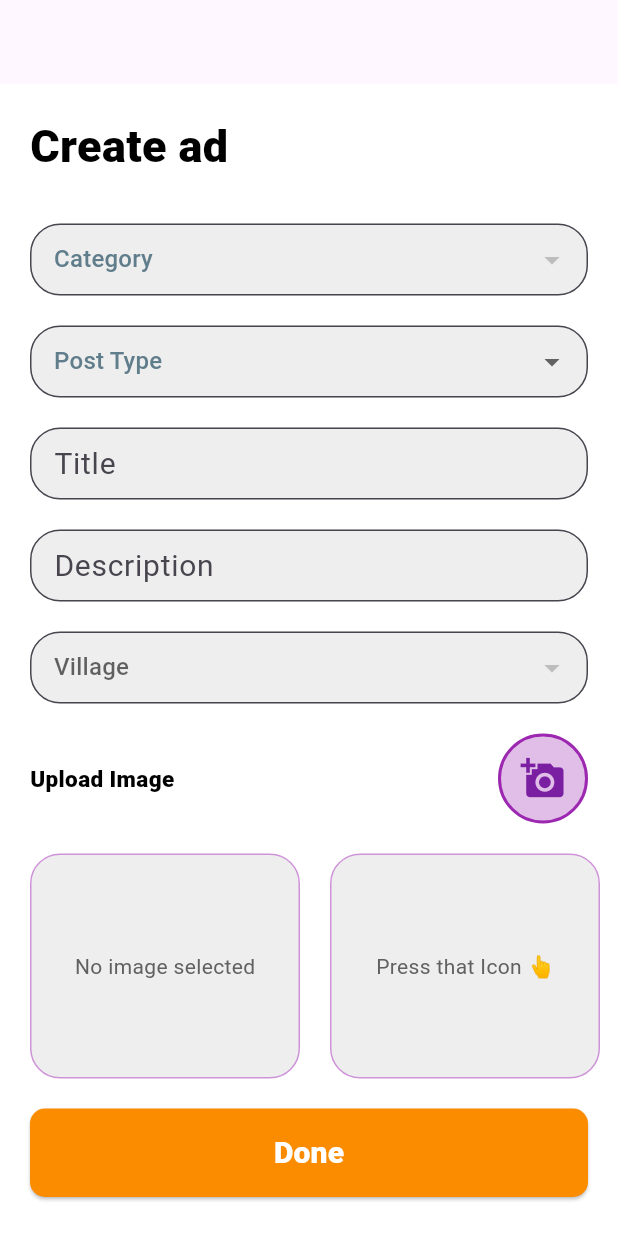
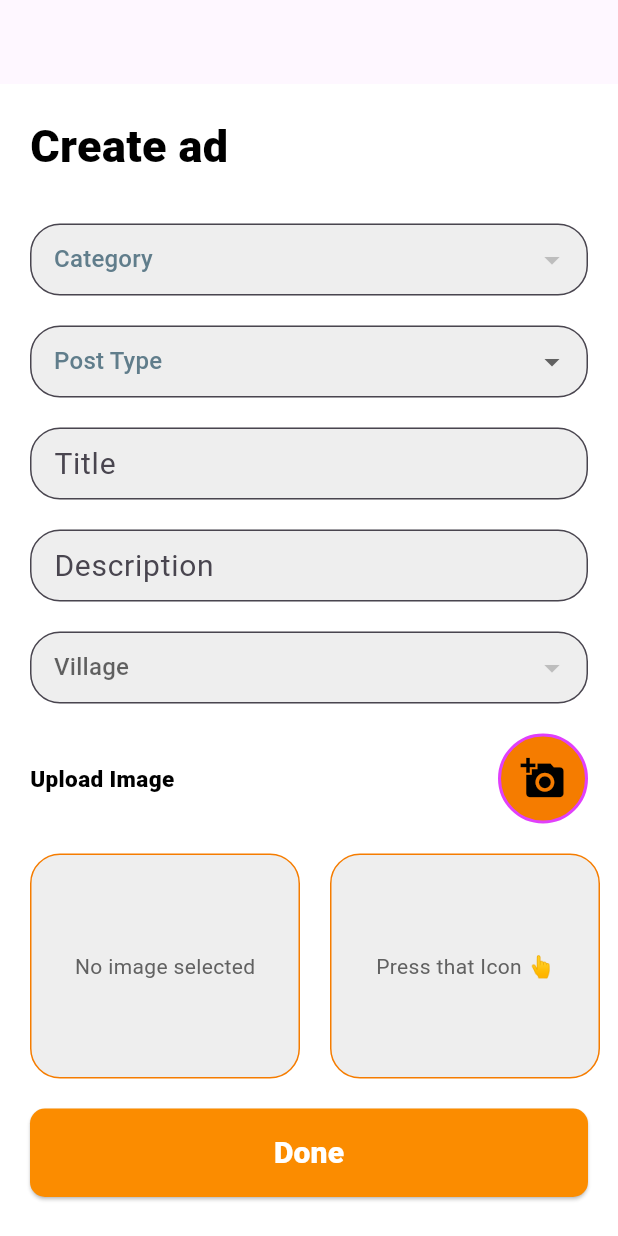
Before and after one commit to ChrisKamanzi/lost-and-found, a Flutter app: the CreateAdReg screen opened by its route, on a phone screen of 412 x 824 dp. Run offline on Flutter 3.47's test engine with Material 3 defaults, Android fonts, the phone set to English and light mode, and no system bars; our stand-ins replace dio, flutter_map, flutter_riverpod, go_router, google_fonts, image_picker and 4 more; accounts and stored records are empty; network calls fail; Roboto replaces fonts that are missing (Brawler).

Commit message:
updated the created_ad , account and abous us UI

```diff
--- a/lib/pages/create_Ad/create_ad_reg.dart
+++ b/lib/pages/create_Ad/create_ad_reg.dart
@@ -21,7 +21,6 @@ class CreateAdReg extends ConsumerStatefulWidget {
 }
 
 class _CreateAdRegState extends ConsumerState<CreateAdReg> {
-
   File? _image1;
   File? _image2;
   String? selectedLocation;
@@ -66,16 +65,16 @@ class _CreateAdRegState extends ConsumerState<CreateAdReg> {
 
       if (token == null || userId == null) {
         ScaffoldMessenger.of(context).showSnackBar(
-          const SnackBar(content: Text('You are not authenticated.')),
+           SnackBar(content: Text('You are not authenticated.')),
         );
         return;
       }
 
       final selectedCategory = ref.read(selectedCategoryProvider);
-
       FormData formData = FormData();
 
       formData.fields.addAll([
+
         MapEntry('title', createAdData.title),
         MapEntry('description', createAdData.description),
         MapEntry('post_type', createAdData.post_type),
@@ -85,8 +84,7 @@ class _CreateAdRegState extends ConsumerState<CreateAdReg> {
           MapEntry('village_id', createAdData.villageId),
         if (createAdData.location.isNotEmpty)
           MapEntry('location', createAdData.location.first),
-      ]
-      );
+      ]);
 
       if (createAdData.image1 != null) {
         formData.files.add(
@@ -127,7 +125,6 @@ class _CreateAdRegState extends ConsumerState<CreateAdReg> {
           const SnackBar(content: Text('Ad successfully created!')),
         );
 
-        // Clear form after success
         setState(() {
           _title.clear();
           _description.clear();
@@ -183,8 +180,7 @@ class _CreateAdRegState extends ConsumerState<CreateAdReg> {
                       fontWeight: FontWeight.w800,
                       color:
                           Theme.of(context).brightness == Brightness.dark
-                              ? Colors
-                                  .orangeAccent // custom color for dark mode
+                              ? Colors.orangeAccent
                               : Colors.black,
                     ),
                   ),
@@ -204,7 +200,6 @@ class _CreateAdRegState extends ConsumerState<CreateAdReg> {
                   items:
                       categories.map((cat) {
                         return DropdownMenuItem<String>(
-
                           value: cat['id'],
                           child: Text(
                             cat['name'],
@@ -277,7 +272,8 @@ class _CreateAdRegState extends ConsumerState<CreateAdReg> {
                     child: DropdownButtonFormField<String>(
                       hint: const Text('Village'),
                       value: selectedLocation,
-                      items: villages.map((village) {
+                      items:
+                          villages.map((village) {
                             return DropdownMenuItem<String>(
                               value: village['id'],
                               child: Text(
@@ -307,7 +303,6 @@ class _CreateAdRegState extends ConsumerState<CreateAdReg> {
                 ),
                 SizedBox(height: 20),
 
-                // Image Upload Section
                 Row(
                   mainAxisAlignment: MainAxisAlignment.spaceBetween,
                   children: [
@@ -326,24 +321,22 @@ class _CreateAdRegState extends ConsumerState<CreateAdReg> {
                         height: 60,
                         width: 60,
                         decoration: BoxDecoration(
-                          color: Colors.purple.shade100,
-                          shape: BoxShape.circle,
-                          border: Border.all(color: Colors.purple, width: 2),
+                          color: Colors.orange.shade700,                           shape: BoxShape.circle,
+                          border: Border.all(color: Colors.purpleAccent, width: 2),
                         ),
                         child: Center(
                           child: Icon(
                             Icons.add_a_photo,
                             size: 30,
-                            color: Colors.purple.shade700,
+                            color: Colors.black,
                           ),
                         ),
                       ),
                     ),
                   ],
                 ),
-                const SizedBox(height: 20),
+                SizedBox(height: 20),
 
-                // Image Previews
                 Row(
                   children: [
                     Container(
@@ -352,7 +345,7 @@ class _CreateAdRegState extends ConsumerState<CreateAdReg> {
                       decoration: BoxDecoration(
                         color: Colors.grey.shade200,
                         borderRadius: BorderRadius.circular(20),
-                        border: Border.all(color: Colors.purple.shade200),
+                        border: Border.all(color: Colors.orange.shade700),
                       ),
                       child:
                           _image1 != null
@@ -371,14 +364,14 @@ class _CreateAdRegState extends ConsumerState<CreateAdReg> {
                                 ),
                               ),
                     ),
-                    const SizedBox(width: 20),
+               SizedBox(width: 20),
                     Container(
                       height: 150,
                       width: 180,
                       decoration: BoxDecoration(
                         color: Colors.grey.shade200,
                         borderRadius: BorderRadius.circular(20),
-                        border: Border.all(color: Colors.purple.shade200),
+                        border: Border.all(color: Colors.orange.shade700),
                       ),
                       child:
                           _image2 != null
@@ -399,15 +392,15 @@ class _CreateAdRegState extends ConsumerState<CreateAdReg> {
                     ),
                   ],
                 ),
-                const SizedBox(height: 20),
+                SizedBox(height: 20),
 
-                // Submit Button
                 button(
                   text: 'Done',
                   onPressed: () {
                     if (selectedPostType == null || selectedLocation == null) {
                       ScaffoldMessenger.of(context).showSnackBar(
-                        const SnackBar(content: Text('Please fill all fields')),
+
+                        SnackBar(content: Text('Please fill all fields')),
                       );
                       return;
                     }
@@ -426,16 +419,15 @@ class _CreateAdRegState extends ConsumerState<CreateAdReg> {
                     save(createAdData, context);
                   },
                 ),
-                const SizedBox(height: 40),
+                SizedBox(height: 40),
               ],
             ),
           ),
 
-          // Loading Overlay
           if (_isLoading)
             Container(
               color: Colors.black45,
-              child: const Center(child: CircularProgressIndicator()),
+              child: Center(child: CircularProgressIndicator()),
             ),
         ],
       ),
```
Also changed, not shown: lib/models/items.dart (added, +77 -0 lines), lib/pages/authentication/home_login .dart (deleted, +0 -48 lines), lib/pages/authentication/into/About us.dart (+15 -19 lines), lib/pages/home/lost&found/acount.dart (+8 -4 lines), lib/providers/items_notifier.dart (added, +44 -0 lines).
